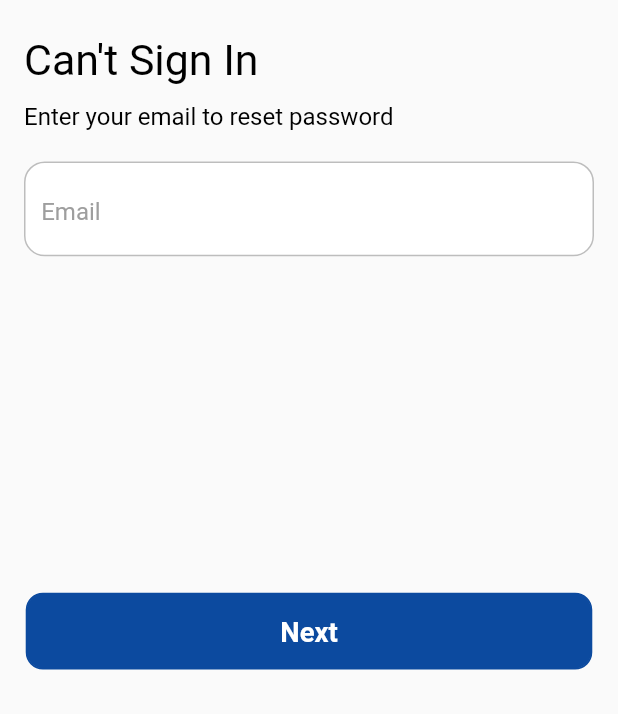
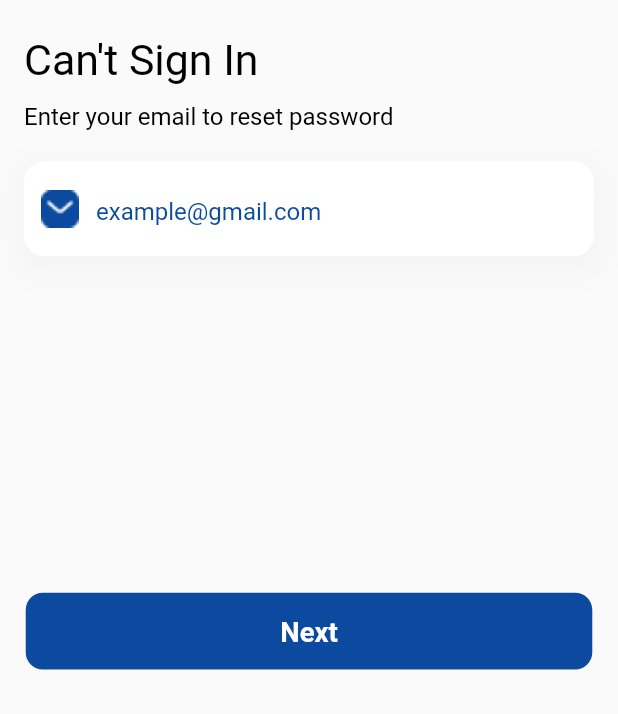
Before and after one commit to farooq958/Blankets_App, a Flutter app: the LoginScreen screen opened directly, after a tap on "Forgot password?", on a phone screen of 412 x 824 dp, the part 522-1236 px from its top. Run offline on Flutter 3.47's test engine with Material 2 defaults, Android fonts, the phone set to English and light mode, and no system bars; our stand-ins replace cached_network_image, flutter_screenutil, page_transition, pinput; Roboto replaces fonts that are missing (CircularStd Medium, CircularStd Regular, circularStd Bold).

Commit message:
7 august 2

```diff
--- a/lib/Data/DataSource/Static/assets.dart
+++ b/lib/Data/DataSource/Static/assets.dart
@@ -6,4 +6,6 @@ static const String onboarding3="assets/images/onboarding3.png";
 static const String emailIcon = 'assets/images/email.png';
 static const String passwordIcon = "assets/images/Lock.png";
 
+static const String passwordSuccessFull = 'assets/images/passwordSuccessFull.png';
+
 }
--- a/lib/Data/DataSource/Static/strings.dart
+++ b/lib/Data/DataSource/Static/strings.dart
@@ -3,4 +3,10 @@ class AppStrings{
   static const String almostThere = "Almost There";
   static const String verify = 'Verify';
   static const String verificationCodeNote = 'Verification code sent to test@gmail.com, input code to verify';
+  static const String createNewAccount = 'Create new account';
+  static const String setNewPasswordNote = 'Set new password but must different stronger from previous password';
+  static const String newPassword = 'New Password';
+  static const String confirmPassword = 'Confirm Password';
+  static const String createNewPassword = 'Create new password';
+  static const String passwordChangeSuccessFull = 'Password Change Successfully';
 }
--- a/lib/Data/DataSource/Static/text_styles.dart
+++ b/lib/Data/DataSource/Static/text_styles.dart
@@ -52,7 +52,7 @@ class Styles {
       fontSize: (fontSize ?? 14.0.sp) * _textScale(context),
       color: color ?? AppColors.blackColor,
 
-      fontFamily: "circularStd Regular",
+      fontFamily: "CircularStd Regular",
       height: height,
       fontWeight: fontWeight
     );
@@ -63,7 +63,7 @@ class Styles {
     return TextStyle(
       fontSize: (fontSize ?? 14.0.sp) * _textScale(context),
       color: color ?? AppColors.blackColor,
-      fontFamily: "circularStd Medium",
+      fontFamily: "CircularStd Medium",
     );
   }
 }
--- a/lib/Presentation/Common/custom_textfield_with_on_tap.dart
+++ b/lib/Presentation/Common/custom_textfield_with_on_tap.dart
@@ -27,6 +27,7 @@ class CustomTextFieldWithOnTap extends StatelessWidget {
   final GestureTapCallback? onTap;
   final bool? readOnly;
   final FocusNode? focusNode;
+  final Color? hintTextColor;
 
  final EdgeInsets? contentPadding;
 
@@ -52,6 +53,7 @@ class CustomTextFieldWithOnTap extends StatelessWidget {
     this.contentPadding,
     this.onTap, this.readOnly,
     this.focusNode,
+    this.hintTextColor
   }) : super(key: key);
 
   final double borderRadius = 12;
@@ -83,8 +85,8 @@ class CustomTextFieldWithOnTap extends StatelessWidget {
               : Container(),
           Container(
             decoration: BoxDecoration(
-             // boxShadow: isShadowRequired! ? [AppShadow.normal()] : [],
-              borderRadius: BorderRadius.circular(50)
+             boxShadow: isShadowRequired! ? [AppShadow.normal()] : [],
+              // borderRadius: BorderRadius.circular(),
             ),
             child: TextFormField(
               onTap: onTap,
@@ -134,7 +136,7 @@ class CustomTextFieldWithOnTap extends StatelessWidget {
                     : null,
                 hintStyle: Styles.circularStdRegular(
                   context,
-                  color: AppColors.greyColor,
+                  color:hintTextColor?? AppColors.greyColor,
                   fontSize: 14.sp,
                 ),
                 ///changess
--- a/lib/Presentation/Widgets/Auth/Login/login_screen.dart
+++ b/lib/Presentation/Widgets/Auth/Login/login_screen.dart
@@ -21,52 +21,51 @@ class LoginScreen extends StatefulWidget {
 class _LoginScreenState extends State<LoginScreen> {
   @override
   Widget build(BuildContext context) {
-    return Material(
-      child: Container(
-        decoration: const BoxDecoration(color: AppColors.whiteColor),
-        child: Center(
+    return Scaffold(
+      body: SingleChildScrollView(
+        child: Padding(
+          padding: const EdgeInsets.all(15.0),
           child: Column(
+            crossAxisAlignment: CrossAxisAlignment.start,
             mainAxisAlignment: MainAxisAlignment.center,
             children: [
               CustomSizedBox.height(100.h),
-              const AssetImageWidget(
+              const Center(
+                child: AssetImageWidget(
                   url: 'assets/images/applogo.png',
                   height: 130,
                   width: 130,
                   color: AppColors.primaryColor,
                 ),
+              ),
               CustomSizedBox.height(20.h),
               AppText(AppStrings.login,
-                  style: Styles.circularStdBold(context, fontSize: 20.sp)),
+                  style: Styles.circularStdBold(context, fontSize: 16.sp)),
               CustomSizedBox.height(20.h),
-              Padding(
-                padding: EdgeInsets.symmetric(horizontal: 20.w),
-                child: CustomTextFieldWithOnTap(
+              CustomTextFieldWithOnTap(
                 controller: TextEditingController(),
                 hintText: 'Card Code',
                 textInputType: TextInputType.number,
                 titleTextColor: Colors.black,
                 prefixIcon: const Icon(Icons.email),
+                isShadowRequired: true,
+                isBorderRequired: false,
               ),
-              ),
-              Padding(
-                padding: EdgeInsets.symmetric(horizontal: 20.w),
-                child: CustomTextFieldWithOnTap(
+              CustomTextFieldWithOnTap(
                 controller: TextEditingController(),
                 hintText: 'Password',
                 textInputType: TextInputType.visiblePassword,
                 titleTextColor: Colors.black,
                 prefixIcon: const Icon(Icons.lock),
                 obscureText: true,
-                  suffixIcon: const Icon(Icons.remove_red_eye) ,
-                ),
+                suffixIcon: const Icon(Icons.remove_red_eye),
+                isShadowRequired: true,
+                isBorderRequired: false,
               ),
               Row(
                 mainAxisAlignment: MainAxisAlignment.end,
                 children: [
-                  Padding(
-                    padding: EdgeInsets.symmetric(horizontal: 20.w),
-                    child: CustomButton(
+                  CustomButton(
                     onTap: () {
                       Navigate.to(context, const ResetPasswordScreen());
                     },
@@ -76,7 +75,6 @@ class _LoginScreenState extends State<LoginScreen> {
                     bgColor: Colors.transparent,
                     textColor: AppColors.primaryColor,
                   ),
-                  ),
                 ],
               ),
               CustomSizedBox.height(100.h),
@@ -84,8 +82,13 @@ class _LoginScreenState extends State<LoginScreen> {
                 children: [
                   CustomButton(onTap: () {}, text: 'Login'),
                   CustomSizedBox.height(10.h),
-                  CustomButton(onTap: () {},
-                    text: 'Login as guest',bgColor: Colors.transparent,borderColor: Colors.transparent,textColor: AppColors.primaryColor,)
+                  CustomButton(
+                    onTap: () {},
+                    text: 'Login as guest',
+                    bgColor: Colors.transparent,
+                    borderColor: Colors.transparent,
+                    textColor: AppColors.primaryColor,
+                  )
                 ],
               ),
             ],
--- a/lib/Presentation/Widgets/Auth/on_boarding_screen.dart
+++ b/lib/Presentation/Widgets/Auth/on_boarding_screen.dart
@@ -54,13 +54,13 @@ class _OnboardingScreenState extends State<OnboardingScreen> {
                 AppText(Utils.textList[currentIndex],
                     style: Styles.circularStdBold(
                       context,
-                      fontSize: 24,
+                      fontSize: 18.sp,
                     )),
                 CustomSizedBox.height(8.0),
                 Text(
                  Utils.textSubtitles[currentIndex],
                   textAlign: TextAlign.center,
-                  style: const TextStyle(fontSize: 16.0),
+                  style:  TextStyle(fontSize: 16.sp),
                 ),
 
                 CustomSizedBox.height(32.h),
--- a/lib/Presentation/Widgets/Auth/reset_password_screen.dart
+++ b/lib/Presentation/Widgets/Auth/reset_password_screen.dart
@@ -1,6 +1,7 @@
 import 'package:flutter/material.dart';
 import 'package:flutter_screenutil/flutter_screenutil.dart';
 import 'package:hbk/Application/NavigationService/navigation.dart';
+import 'package:hbk/Data/DataSource/Static/assets.dart';
 import 'package:hbk/Data/DataSource/Static/colors_pallete.dart';
 import 'package:hbk/Data/DataSource/Static/sized_box.dart';
 import 'package:hbk/Data/DataSource/Static/text_styles.dart';
@@ -30,9 +31,11 @@ class _ResetPasswordScreenState extends State<ResetPasswordScreen> {
               child: Column(
                 crossAxisAlignment: CrossAxisAlignment.start,
                 children: [
-                  CircleIconButton(icon: Icons.arrow_back, onPressed: () {
-                    Navigator.of(context).pop();
-                  }),
+                  CircleIconButton(
+                      icon: Icons.arrow_back,
+                      onPressed: () {
+                        Navigator.of(context).pop();
+                      }),
                   CustomSizedBox.height(80.h),
                   Column(
                     // mainAxisAlignment: MainAxisAlignment.center,
@@ -48,21 +51,34 @@ class _ResetPasswordScreenState extends State<ResetPasswordScreen> {
                       ),
                       CustomSizedBox.height(16.h),
                       AppText('Can\'t Sign In',
-                          style: Styles.circularStdBold(context, fontSize: 25.sp)),
+                          style:
+                              Styles.circularStdBold(context, fontSize: 25.sp)),
                       CustomSizedBox.height(8.h),
                       AppText('Enter your email to reset password',
                           style: Styles.circularStdMedium(context)),
                       CustomSizedBox.height(8.h),
                       CustomTextFieldWithOnTap(
-                          controller: TextEditingController(),
-                          hintText: 'Email',
-                          textInputType: TextInputType.emailAddress),
+                        controller: TextEditingController(),
+                        hintText: 'example@gmail.com',
+hintTextColor: AppColors.primaryColor,
+                        textInputType: TextInputType.emailAddress,
+                        isBorderRequired: false,
+                        isShadowRequired: true,
+                        prefixIcon: const AssetImageWidget(
+                          url: Assets.emailIcon,
+                          color: AppColors.primaryColor,
+                        ),
+                      ),
                       // Add a spacer to push the button to the bottom
                       CustomSizedBox.height(150.h),
-                      CustomButton(onTap: () {
-                        // Navigate.to(context, const VerificationScreen());
-                        Navigator.of(context).push(MaterialPageRoute(builder: (context)=> const VerificationScreen()));
-                      }, text: 'Next'),
+                      CustomButton(
+                          onTap: () {
+                            // Navigate.to(context, const VerificationScreen());
+                            Navigator.of(context).push(MaterialPageRoute(
+                                builder: (context) =>
+                                    const VerificationScreen()));
+                          },
+                          text: 'Next'),
                     ],
                   ),
                 ],
@@ -74,7 +90,6 @@ class _ResetPasswordScreenState extends State<ResetPasswordScreen> {
     );
   }
 }
-
 
 class CircleIconButton extends StatelessWidget {
   final IconData icon;
```
Also changed, not shown: lib/Presentation/Common/Dialogs/successfull_dialog.dart (added, +50 -0 lines), lib/Presentation/Common/dialog.dart (added, +165 -0 lines), lib/Presentation/Widgets/Auth/create_new_password.dart (added, +101 -0 lines), lib/Presentation/Widgets/Auth/verification_screen.dart (+8 -63 lines), assets/fonts/CircularStd-Bold.ttf (added), assets/fonts/CircularStd-Medium.ttf (added), assets/images/passwordSuccessFull.png (added). Lines whose indentation alone changed are shown as unchanged.
